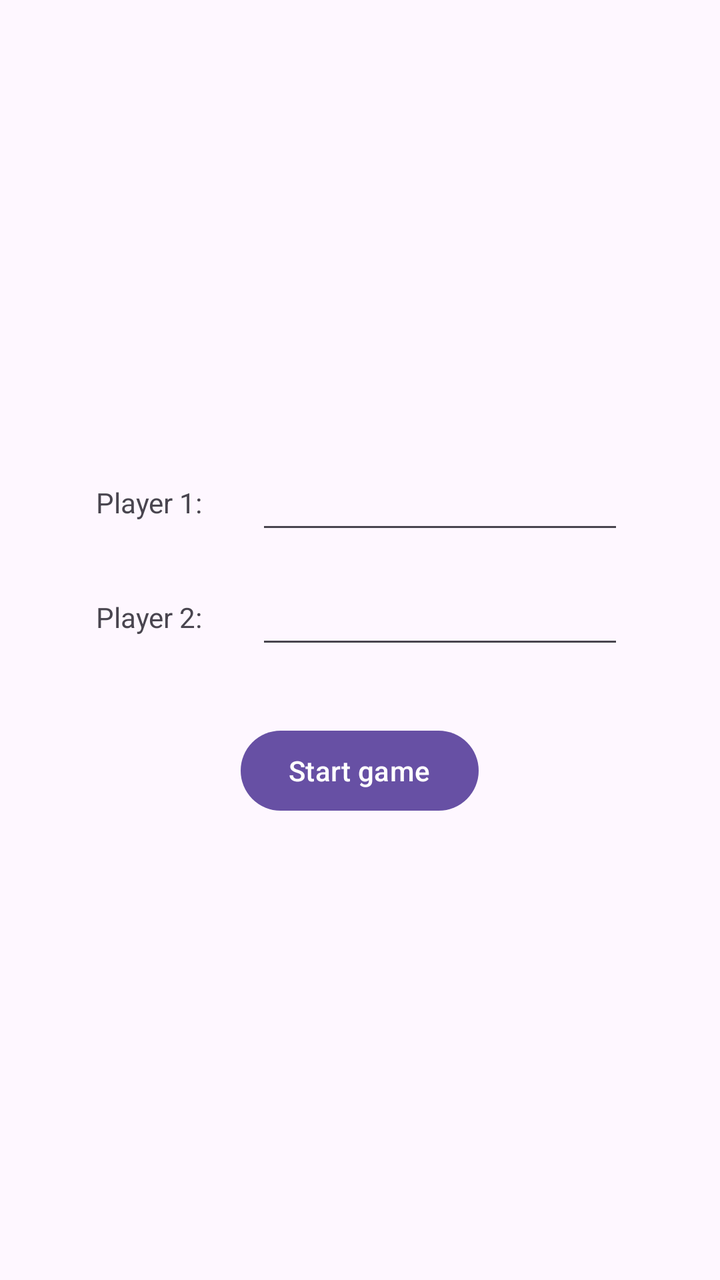
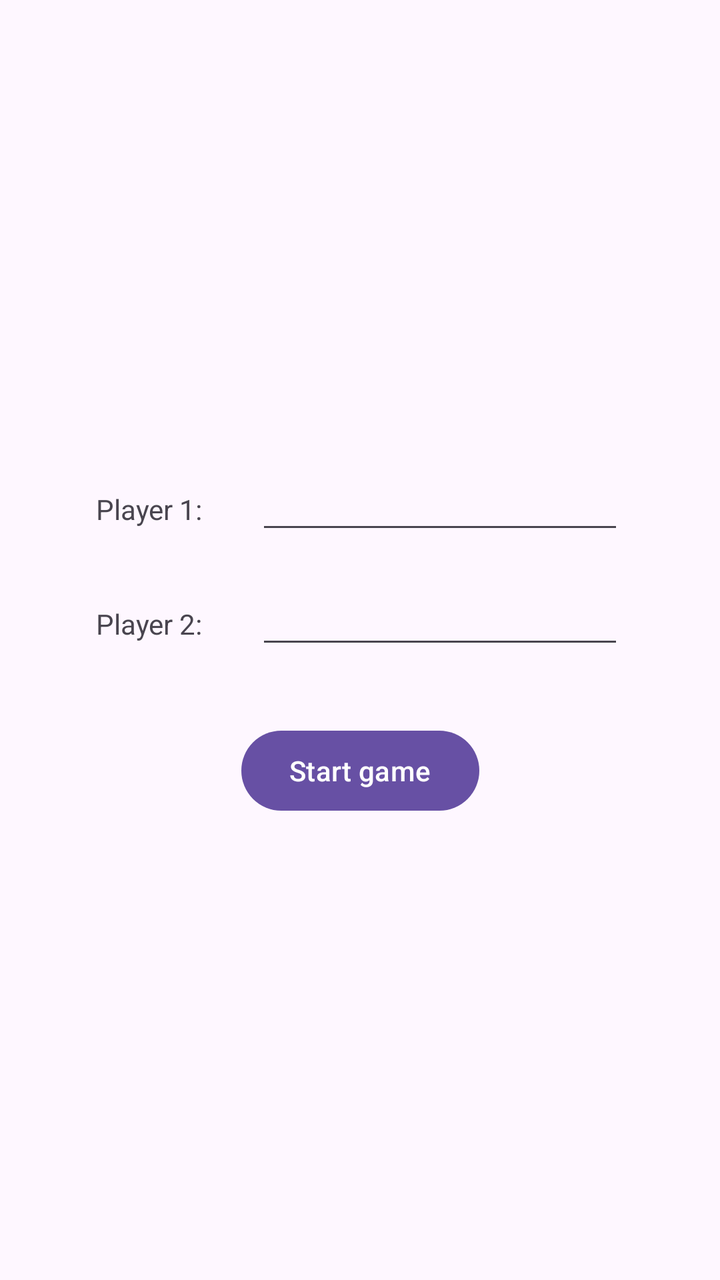

Before-and-after screenshots of an Android layout around one commit, followed by the original layout XML and the change that was made.
<!-- AndroidManifest.xml: application theme Theme.TicTacToe -->
<!-- res/layout/activity_start_game.xml -->
<?xml version="1.0" encoding="utf-8"?>
<LinearLayout xmlns:android="http://schemas.android.com/apk/res/android"
    xmlns:tools="http://schemas.android.com/tools"
    android:id="@+id/main"
    android:layout_width="match_parent"
    android:layout_height="match_parent"
    android:gravity="center"
    android:orientation="vertical"
    android:paddingStart="48dp"
    android:paddingTop="24dp"
    android:paddingEnd="48dp"
    android:paddingBottom="24dp">

    <LinearLayout
        android:layout_width="match_parent"
        android:layout_height="wrap_content"
        android:gravity="center_vertical"
        android:orientation="horizontal">

        <TextView
            android:layout_width="80dp"
            android:layout_height="wrap_content"
            android:labelFor="@id/player1"
            android:text="@string/player1" />

        <EditText
            android:id="@+id/player1"
            android:layout_width="0dp"
            android:layout_height="wrap_content"
            android:layout_weight="1"
            android:inputType="textPersonName" />
    </LinearLayout>

    <LinearLayout
        android:layout_width="match_parent"
        android:layout_height="wrap_content"
        android:layout_marginTop="16dp"
        android:gravity="center_vertical"
        android:orientation="horizontal">

        <TextView
            android:layout_width="80dp"
            android:layout_height="wrap_content"
            android:labelFor="@id/player2"
            android:text="@string/player2" />

        <EditText
            android:id="@+id/player2"
            android:layout_width="0dp"
            android:layout_height="wrap_content"
            android:layout_weight="1"
            android:inputType="textPersonName" />
    </LinearLayout>

    <Button
        android:id="@+id/start_button"
        android:layout_width="wrap_content"
        android:layout_height="wrap_content"
        android:layout_marginTop="32dp"
        android:text="@string/start_button" />

</LinearLayout>
<!-- resources referenced by this layout -->
<resources>
  <string name="player1">Player 1:</string>
  <string name="player2">Player 2:</string>
  <string name="start_button">Start game</string>
  <style name="Theme.TicTacToe" parent="Base.Theme.TicTacToe" />
  <style name="Base.Theme.TicTacToe" parent="Theme.Material3.DayNight.NoActionBar">
          
          
      </style>
</resources>

<!-- the commit's change to res/layout/activity_start_game.xml (unified diff, before → after) -->
@@ -1,62 +1,65 @@
 <?xml version="1.0" encoding="utf-8"?>
-<LinearLayout xmlns:android="http://schemas.android.com/apk/res/android"
+<androidx.constraintlayout.widget.ConstraintLayout xmlns:android="http://schemas.android.com/apk/res/android"
+    xmlns:app="http://schemas.android.com/apk/res-auto"
     xmlns:tools="http://schemas.android.com/tools"
     android:id="@+id/main"
     android:layout_width="match_parent"
     android:layout_height="match_parent"
-    android:gravity="center"
-    android:orientation="vertical"
-    android:paddingStart="48dp"
-    android:paddingTop="24dp"
-    android:paddingEnd="48dp"
-    android:paddingBottom="24dp">
+    tools:context=".StartGame">
 
-    <LinearLayout
-        android:layout_width="match_parent"
+    <TextView
+        android:id="@+id/player1_label"
+        android:layout_width="80dp"
         android:layout_height="wrap_content"
-        android:gravity="center_vertical"
-        android:orientation="horizontal">
+        android:layout_marginStart="48dp"
+        android:labelFor="@id/player1"
+        android:text="@string/player1"
+        app:layout_constraintBaseline_toBaselineOf="@id/player1"
+        app:layout_constraintStart_toStartOf="parent" />
 
-        <TextView
-            android:layout_width="80dp"
-            android:layout_height="wrap_content"
-            android:labelFor="@id/player1"
-            android:text="@string/player1" />
+    <EditText
+        android:id="@+id/player1"
+        android:layout_width="0dp"
+        android:layout_height="wrap_content"
+        android:layout_marginEnd="48dp"
+        android:inputType="textPersonName"
+        app:layout_constraintBottom_toTopOf="@id/player2"
+        app:layout_constraintEnd_toEndOf="parent"
+        app:layout_constraintStart_toEndOf="@id/player1_label"
+        app:layout_constraintTop_toTopOf="parent"
+        app:layout_constraintVertical_chainStyle="packed" />
 
-        <EditText
-            android:id="@+id/player1"
-            android:layout_width="0dp"
-            android:layout_height="wrap_content"
-            android:layout_weight="1"
-            android:inputType="textPersonName" />
-    </LinearLayout>
+    <TextView
+        android:id="@+id/player2_label"
+        android:layout_width="80dp"
+        android:layout_height="wrap_content"
+        android:layout_marginStart="48dp"
+        android:labelFor="@id/player2"
+        android:text="@string/player2"
+        app:layout_constraintBaseline_toBaselineOf="@id/player2"
+        app:layout_constraintStart_toStartOf="parent" />
 
-    <LinearLayout
-        android:layout_width="match_parent"
+    <EditText
+        android:id="@+id/player2"
+        android:layout_width="0dp"
         android:layout_height="wrap_content"
         android:layout_marginTop="16dp"
-        android:gravity="center_vertical"
-        android:orientation="horizontal">
-
-        <TextView
-            android:layout_width="80dp"
-            android:layout_height="wrap_content"
-            android:labelFor="@id/player2"
-            android:text="@string/player2" />
-
-        <EditText
-            android:id="@+id/player2"
-            android:layout_width="0dp"
-            android:layout_height="wrap_content"
-            android:layout_weight="1"
-            android:inputType="textPersonName" />
-    </LinearLayout>
+        android:layout_marginEnd="48dp"
+        android:inputType="textPersonName"
+        app:layout_constraintBottom_toTopOf="@id/start_button"
+        app:layout_constraintEnd_toEndOf="parent"
+        app:layout_constraintStart_toEndOf="@id/player2_label"
+        app:layout_constraintTop_toBottomOf="@id/player1" />
 
     <Button
         android:id="@+id/start_button"
         android:layout_width="wrap_content"
         android:layout_height="wrap_content"
         android:layout_marginTop="32dp"
-        android:text="@string/start_button" />
+        android:text="@string/start_button"
+        app:layout_constraintBottom_toBottomOf="parent"
+        app:layout_constraintEnd_toEndOf="parent"
+        app:layout_constraintStart_toStartOf="parent"
+        app:layout_constraintTop_toBottomOf="@id/player2" />
 
-</LinearLayout>
+</androidx.constraintlayout.widget.ConstraintLayout>
